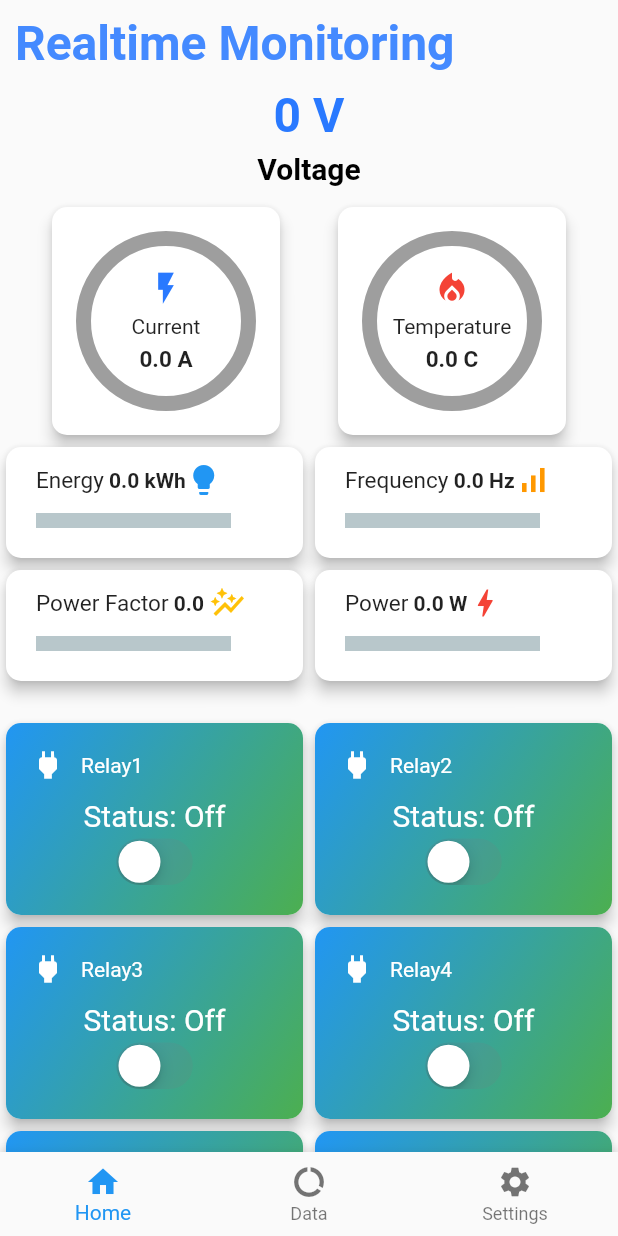
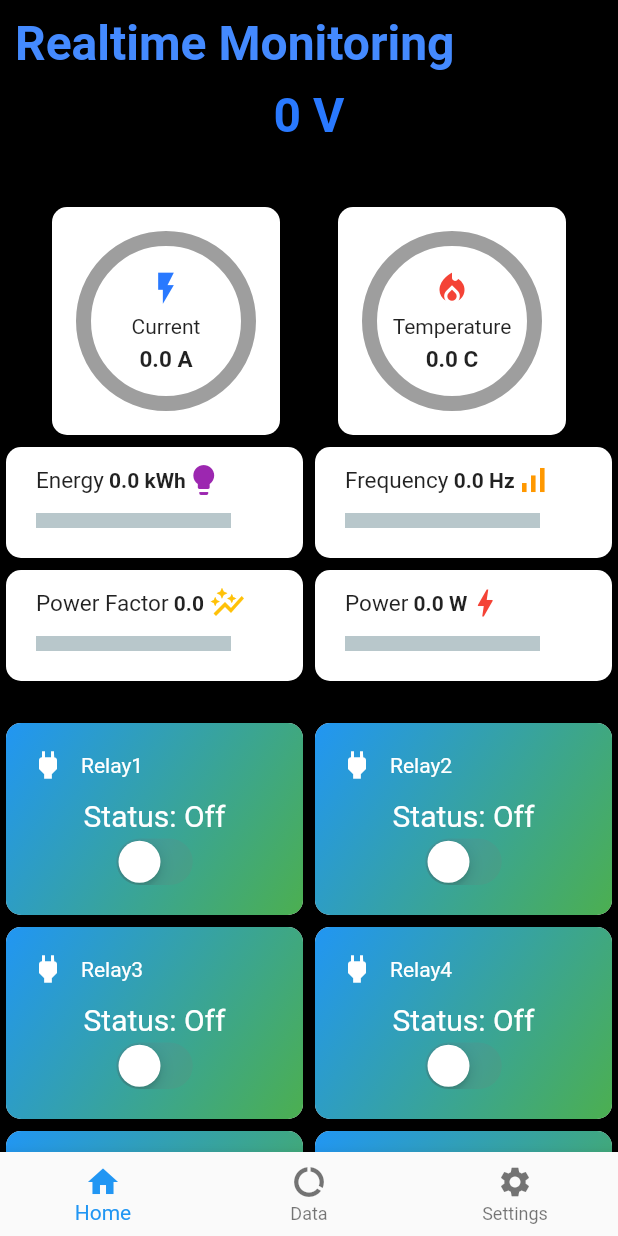
Before and after one commit to jex23/IOTSmartSwitch, a Flutter app: the screen it shows after launch, on a phone screen of 412 x 824 dp. Run offline on Flutter 3.47's test engine with Material 2 defaults, Android fonts, the phone set to English and light mode, and no system bars; drawn by our look-alikes of percent_indicator; our stand-ins replace firebase_core, firebase_database, geocoding, geolocator, shared_preferences; missing offline and left inert: circular, semicircle_indicator; accounts and stored records are empty.

```diff
--- a/lib/screens/home_screen.dart
+++ b/lib/screens/home_screen.dart
@@ -199,6 +199,7 @@ class _HomeScreenState extends State<HomeScreen> {
   @override
   Widget build(BuildContext context) {
     return Scaffold(
+      backgroundColor: Colors.black,
       body: SafeArea(
         child: SingleChildScrollView(
           child: Column(
@@ -270,7 +271,7 @@ class _HomeScreenState extends State<HomeScreen> {
               ),
               Row(children: [
 
-                buildEnergyCard(energyValue, 'kWh', Icons.lightbulb, Colors.blue ,'Energy', 100, Colors.blue),
+                buildEnergyCard(energyValue, 'kWh', Icons.lightbulb, Colors.purple ,'Energy', 100, Colors.purple),
                 buildEnergyCard(frequencyValue, 'Hz', Icons.signal_cellular_alt, Colors.orange ,'Frequency', 200,Colors.orange ),
               ],),
               Row(children: [
```
